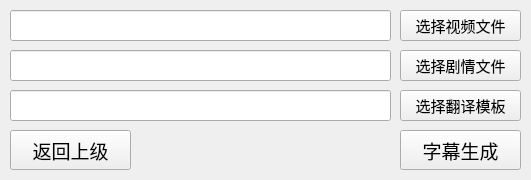
This is GUI Pages/run_ass.ui in Hart-160/ass-automation as Qt 5 draws it before an edit. The edited form follows.
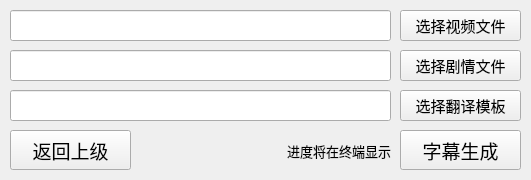
This is the edited form.

What changed in the file:
```diff
--- a/GUI Pages/run_ass.ui
+++ b/GUI Pages/run_ass.ui
@@ -196,6 +196,28 @@
      <string>返回上级</string>
     </property>
    </widget>
+   <widget class="QLabel" name="label">
+    <property name="geometry">
+     <rect>
+      <x>140</x>
+      <y>130</y>
+      <width>251</width>
+      <height>41</height>
+     </rect>
+    </property>
+    <property name="font">
+     <font>
+      <family>微软雅黑</family>
+      <pointsize>10</pointsize>
+     </font>
+    </property>
+    <property name="text">
+     <string>进度将在终端显示</string>
+    </property>
+    <property name="alignment">
+     <set>Qt::AlignRight|Qt::AlignTrailing|Qt::AlignVCenter</set>
+    </property>
+   </widget>
   </widget>
  </widget>
  <resources/>
```
Left out of the diff: 10 changed lines with no effect on the pictures.
